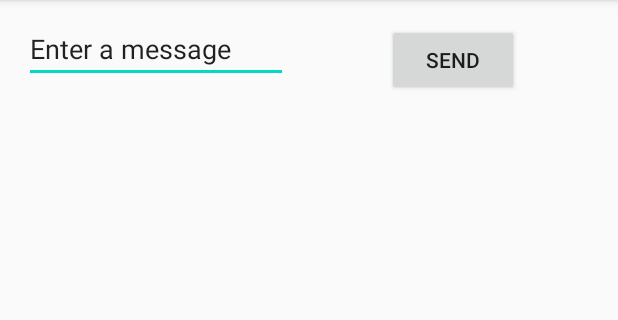
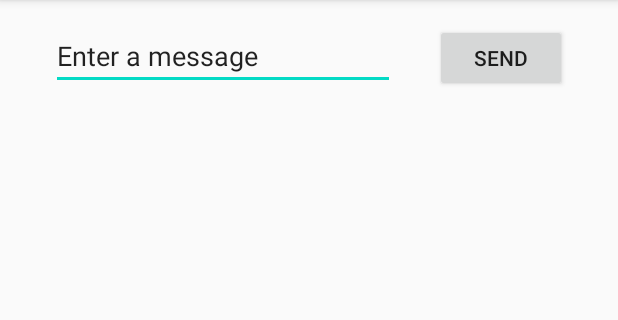
Before and after one commit to p7tryk/technologiemobilne, an Android app: the screen it shows after launch (MainActivity), on a phone screen of 412 x 824 dp, the part 84-404 px from its top. Run offline under Robolectric (Android 15) with nearby library versions, the phone set to English and light mode, and no system bars.

Commit message:
Przesylanie textu do innego activity

```diff
--- a/zajecia1/app/src/main/java/pl/pusb/kaniewski/myaplication/MainActivity.java
+++ b/zajecia1/app/src/main/java/pl/pusb/kaniewski/myaplication/MainActivity.java
@@ -2,13 +2,27 @@
 
 import androidx.appcompat.app.AppCompatActivity;
 
+import android.content.Intent;
 import android.os.Bundle;
+import android.view.View;
+import android.widget.EditText;
 
 public class MainActivity extends AppCompatActivity {
+
+    public static final String EXTRA_MESSAGE = "pl.pusb.kaniewski.MESSAGE";
 
     @Override
     protected void onCreate(Bundle savedInstanceState) {
         super.onCreate(savedInstanceState);
         setContentView(R.layout.activity_main);
     }
+
+    public void sendMessage(View view)
+    {
+        Intent intent = new Intent(this, DisplayMessageActivity.class);
+        EditText editText = (EditText) findViewById(R.id.editText);
+        String message = editText.getText().toString();
+        intent.putExtra(EXTRA_MESSAGE,message);
+        startActivity(intent);
+    }
 }
--- a/zajecia1/app/src/main/res/layout/activity_main.xml
+++ b/zajecia1/app/src/main/res/layout/activity_main.xml
@@ -7,25 +7,30 @@
     tools:context=".MainActivity">
 
     <EditText
-        android:id="@+id/editTextTextPersonName"
-        android:layout_width="176dp"
-        android:layout_height="39dp"
+        android:id="@+id/editText"
+        android:layout_width="229dp"
+        android:layout_height="44dp"
         android:layout_marginStart="16dp"
         android:layout_marginTop="16dp"
         android:ems="10"
         android:inputType="textPersonName"
         android:text="@string/edit_message"
+        app:layout_constraintEnd_toStartOf="@+id/button"
+        app:layout_constraintHorizontal_bias="0.5"
         app:layout_constraintStart_toStartOf="parent"
         app:layout_constraintTop_toTopOf="parent" />
 
     <Button
         android:id="@+id/button"
         android:layout_width="wrap_content"
-        android:layout_height="wrap_content"
-        android:layout_marginStart="16dp"
+        android:layout_height="45dp"
+        android:layout_marginStart="8dp"
+        android:layout_marginTop="16dp"
         android:layout_marginEnd="16dp"
+        android:onClick="sendMessage"
         android:text="@string/button_send"
-        app:layout_constraintBaseline_toBaselineOf="@+id/editTextTextPersonName"
         app:layout_constraintEnd_toEndOf="parent"
-        app:layout_constraintStart_toEndOf="@+id/editTextTextPersonName" />
+        app:layout_constraintHorizontal_bias="0.5"
+        app:layout_constraintStart_toEndOf="@+id/editText"
+        app:layout_constraintTop_toTopOf="parent" />
 </androidx.constraintlayout.widget.ConstraintLayout>
```
Also changed, not shown: zajecia1/app/src/main/AndroidManifest.xml (+7 -0 lines), zajecia1/app/src/main/java/pl/pusb/kaniewski/myaplication/DisplayMessageActivity.java (added, +22 -0 lines), zajecia1/app/src/main/res/layout/activity_display_message.xml (added, +18 -0 lines).
